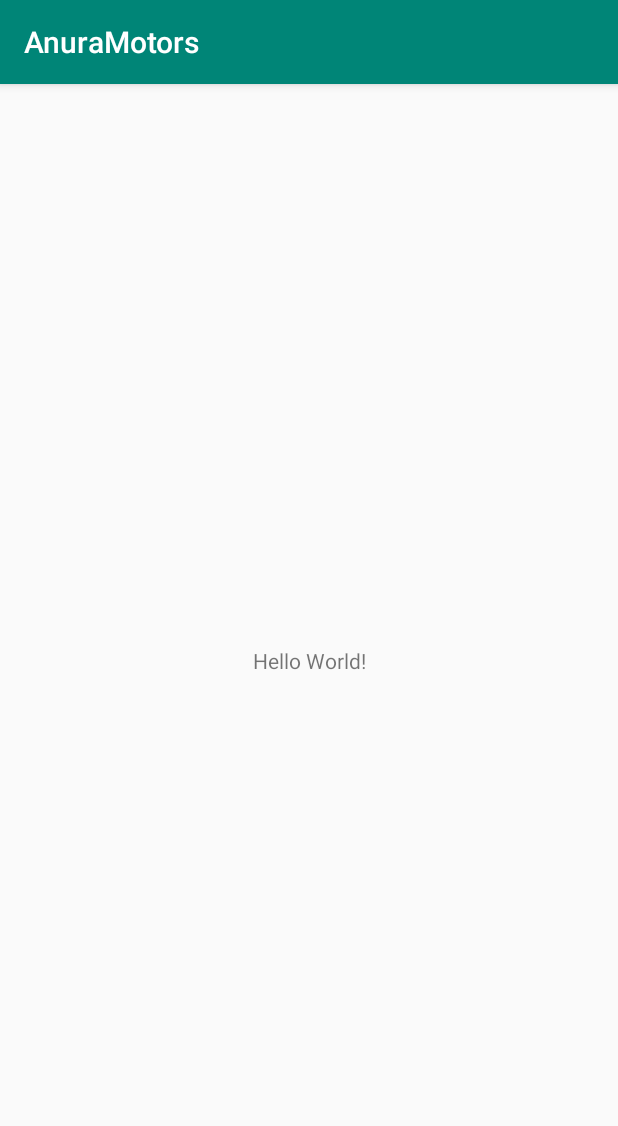
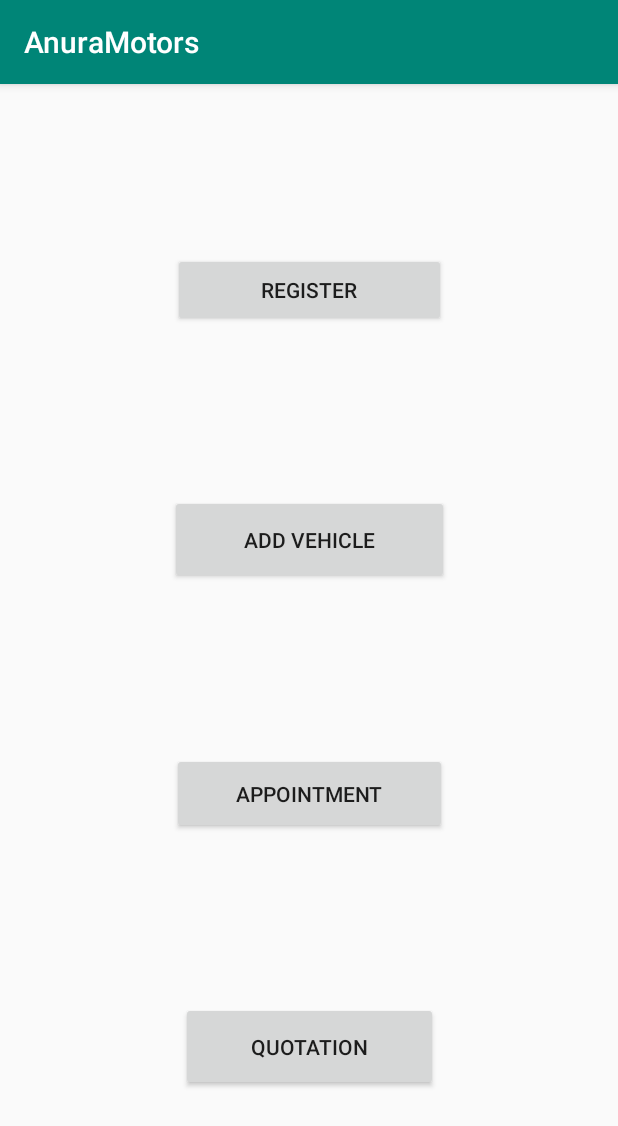
Before and after one commit to SasankaDidula/AnuraMotors, an Android app: the screen it shows after launch (MainActivity), on a phone screen of 412 x 824 dp. Shown: the top 1126 px of the screen. Run offline under Robolectric (Android 15) with nearby library versions, the light colour scheme and no system bars.

Commit message:
AnuraMotors

```diff
--- a/app/src/main/AndroidManifest.xml
+++ b/app/src/main/AndroidManifest.xml
@@ -9,6 +9,7 @@
         android:roundIcon="@mipmap/ic_launcher_round"
         android:supportsRtl="true"
         android:theme="@style/AppTheme">
+        <activity android:name=".appoinmentPage"></activity>
         <activity android:name=".MainActivity">
             <intent-filter>
                 <action android:name="android.intent.action.MAIN" />
--- a/app/src/main/java/com/anura/anuramotors/MainActivity.java
+++ b/app/src/main/java/com/anura/anuramotors/MainActivity.java
@@ -2,7 +2,10 @@ package com.anura.anuramotors;
 
 import androidx.appcompat.app.AppCompatActivity;
 
+import android.content.Intent;
 import android.os.Bundle;
+import android.view.View;
+import android.widget.Button;
 
 public class MainActivity extends AppCompatActivity {
 
@@ -10,5 +13,15 @@ public class MainActivity extends AppCompatActivity {
     protected void onCreate(Bundle savedInstanceState) {
         super.onCreate(savedInstanceState);
         setContentView(R.layout.activity_main);
+
+        Button appointment = findViewById(R.id.appointment);
+        appointment.setOnClickListener(new View.OnClickListener() {
+
+            @Override
+            public void onClick(View v) {
+                startActivity(new Intent(MainActivity.this, appoinmentPage.class));
+            }
+
+        });
     }
 }
--- /dev/null
+++ b/app/src/main/java/com/anura/anuramotors/appoinmentPage.java
@@ -0,0 +1,14 @@
+package com.anura.anuramotors;
+
+import androidx.appcompat.app.AppCompatActivity;
+
+import android.os.Bundle;
+
+public class appoinmentPage extends AppCompatActivity {
+
+    @Override
+    protected void onCreate(Bundle savedInstanceState) {
+        super.onCreate(savedInstanceState);
+        setContentView(R.layout.activity_appoinment_page);
+    }
+}
--- /dev/null
+++ b/app/src/main/res/layout/activity_appoinment_page.xml
@@ -0,0 +1,9 @@
+<?xml version="1.0" encoding="utf-8"?>
+<androidx.constraintlayout.widget.ConstraintLayout xmlns:android="http://schemas.android.com/apk/res/android"
+    xmlns:app="http://schemas.android.com/apk/res-auto"
+    xmlns:tools="http://schemas.android.com/tools"
+    android:layout_width="match_parent"
+    android:layout_height="match_parent"
+    tools:context=".appoinmentPage">
+
+</androidx.constraintlayout.widget.ConstraintLayout>
--- a/app/src/main/res/layout/activity_main.xml
+++ b/app/src/main/res/layout/activity_main.xml
@@ -6,13 +6,59 @@
     android:layout_height="match_parent"
     tools:context=".MainActivity">
 
-    <TextView
-        android:layout_width="wrap_content"
-        android:layout_height="wrap_content"
-        android:text="Hello World!"
-        app:layout_constraintBottom_toBottomOf="parent"
-        app:layout_constraintLeft_toLeftOf="parent"
-        app:layout_constraintRight_toRightOf="parent"
+    <Button
+        android:id="@+id/register"
+        android:layout_width="182dp"
+        android:layout_height="49dp"
+        android:layout_marginStart="16dp"
+        android:layout_marginTop="16dp"
+        android:layout_marginEnd="16dp"
+        android:text="@string/register_nav_button"
+        app:layout_constraintBottom_toTopOf="@+id/Vehicle"
+        app:layout_constraintEnd_toEndOf="parent"
+        app:layout_constraintHorizontal_bias="0.5"
+        app:layout_constraintStart_toStartOf="parent"
         app:layout_constraintTop_toTopOf="parent" />
 
+    <Button
+        android:id="@+id/Vehicle"
+        android:layout_width="186dp"
+        android:layout_height="59dp"
+        android:layout_marginStart="16dp"
+        android:layout_marginTop="16dp"
+        android:layout_marginEnd="16dp"
+        android:text="@string/vehicle_nav_button"
+        app:layout_constraintBottom_toTopOf="@+id/appointment"
+        app:layout_constraintEnd_toEndOf="parent"
+        app:layout_constraintHorizontal_bias="0.5"
+        app:layout_constraintStart_toStartOf="parent"
+        app:layout_constraintTop_toBottomOf="@+id/register" />
+
+    <Button
+        android:id="@+id/appointment"
+        android:layout_width="183dp"
+        android:layout_height="54dp"
+        android:layout_marginStart="16dp"
+        android:layout_marginTop="16dp"
+        android:layout_marginEnd="16dp"
+        android:text="@string/appointment_nav_button"
+        app:layout_constraintBottom_toTopOf="@+id/quotation"
+        app:layout_constraintEnd_toEndOf="parent"
+        app:layout_constraintHorizontal_bias="0.5"
+        app:layout_constraintStart_toStartOf="parent"
+        app:layout_constraintTop_toBottomOf="@+id/Vehicle" />
+
+    <Button
+        android:id="@+id/quotation"
+        android:layout_width="171dp"
+        android:layout_height="59dp"
+        android:layout_marginStart="16dp"
+        android:layout_marginTop="16dp"
+        android:layout_marginEnd="16dp"
+        android:text="@string/quotation_nav_button"
+        app:layout_constraintBottom_toBottomOf="parent"
+        app:layout_constraintEnd_toEndOf="parent"
+        app:layout_constraintHorizontal_bias="0.5"
+        app:layout_constraintStart_toStartOf="parent"
+        app:layout_constraintTop_toBottomOf="@+id/appointment" />
 </androidx.constraintlayout.widget.ConstraintLayout>
--- a/app/src/main/res/values/strings.xml
+++ b/app/src/main/res/values/strings.xml
@@ -1,3 +1,7 @@
 <resources>
     <string name="app_name">AnuraMotors</string>
+    <string name="quotation_nav_button">Quotation</string>
+    <string name="appointment_nav_button">Appointment</string>
+    <string name="vehicle_nav_button">Add Vehicle</string>
+    <string name="register_nav_button">Register</string>
 </resources>
```
